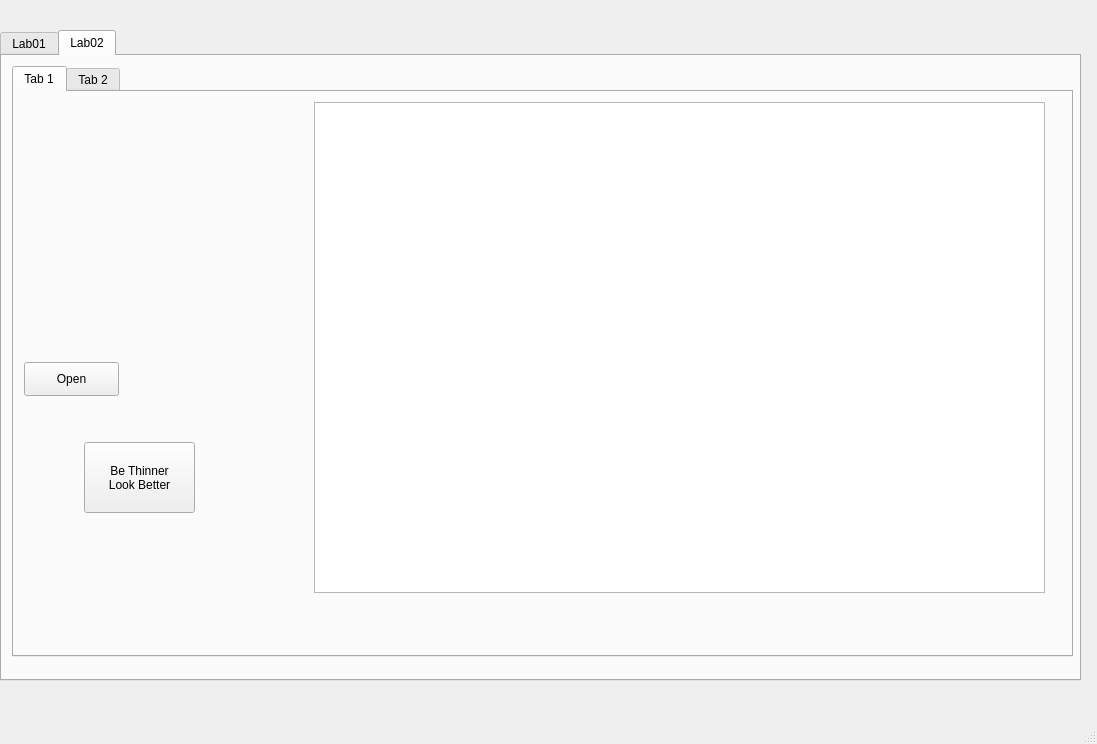
Qt form imgp/secondwindow.ui (dangost/image-processing) before a commit.
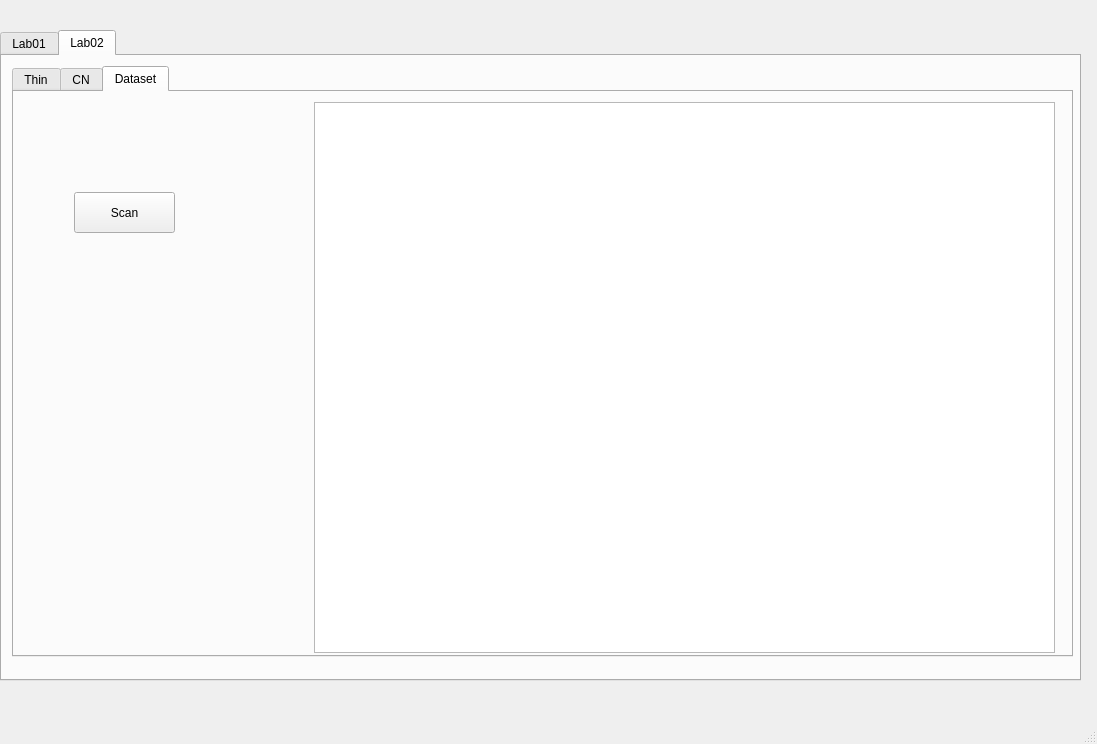
The same form after that commit.

What changed in the file:
```diff
--- a/imgp/secondwindow.ui
+++ b/imgp/secondwindow.ui
@@ -786,19 +786,19 @@
        </rect>
       </property>
       <property name="currentIndex">
-       <number>0</number>
+       <number>2</number>
       </property>
       <widget class="QWidget" name="tab_5">
        <attribute name="title">
-        <string>Tab 1</string>
+        <string>Thin</string>
        </attribute>
        <widget class="QLabel" name="image2label_2">
         <property name="geometry">
          <rect>
           <x>40</x>
           <y>50</y>
-          <width>201</width>
-          <height>191</height>
+          <width>50</width>
+          <height>50</height>
          </rect>
         </property>
         <property name="minimumSize">
@@ -809,8 +809,8 @@
         </property>
         <property name="maximumSize">
          <size>
-          <width>255</width>
-          <height>255</height>
+          <width>50</width>
+          <height>50</height>
          </size>
         </property>
         <property name="text">
@@ -835,8 +835,8 @@
          <rect>
           <x>300</x>
           <y>10</y>
-          <width>731</width>
-          <height>491</height>
+          <width>361</width>
+          <height>581</height>
          </rect>
         </property>
        </widget>
@@ -854,11 +854,72 @@
 Look Better</string>
         </property>
        </widget>
+       <widget class="QTableWidget" name="thinnerTable">
+        <property name="geometry">
+         <rect>
+          <x>690</x>
+          <y>10</y>
+          <width>361</width>
+          <height>581</height>
+         </rect>
+        </property>
+       </widget>
       </widget>
       <widget class="QWidget" name="tab_6">
        <attribute name="title">
-        <string>Tab 2</string>
+        <string>CN</string>
        </attribute>
+       <widget class="QTableWidget" name="cnTable">
+        <property name="geometry">
+         <rect>
+          <x>300</x>
+          <y>10</y>
+          <width>601</width>
+          <height>551</height>
+         </rect>
+        </property>
+       </widget>
+       <widget class="QPushButton" name="cnButton">
+        <property name="geometry">
+         <rect>
+          <x>30</x>
+          <y>80</y>
+          <width>80</width>
+          <height>61</height>
+         </rect>
+        </property>
+        <property name="text">
+         <string>Caclulate CN</string>
+        </property>
+       </widget>
+      </widget>
+      <widget class="QWidget" name="tab_7">
+       <attribute name="title">
+        <string>Dataset</string>
+       </attribute>
+       <widget class="QTableWidget" name="datasetTable">
+        <property name="geometry">
+         <rect>
+          <x>300</x>
+          <y>10</y>
+          <width>741</width>
+          <height>551</height>
+         </rect>
+        </property>
+       </widget>
+       <widget class="QPushButton" name="scanbutton">
+        <property name="geometry">
+         <rect>
+          <x>60</x>
+          <y>100</y>
+          <width>101</width>
+          <height>41</height>
+         </rect>
+        </property>
+        <property name="text">
+         <string>Scan</string>
+        </property>
+       </widget>
       </widget>
      </widget>
     </widget>
```
Left out of the diff: 4 changed lines with no effect on the pictures.
